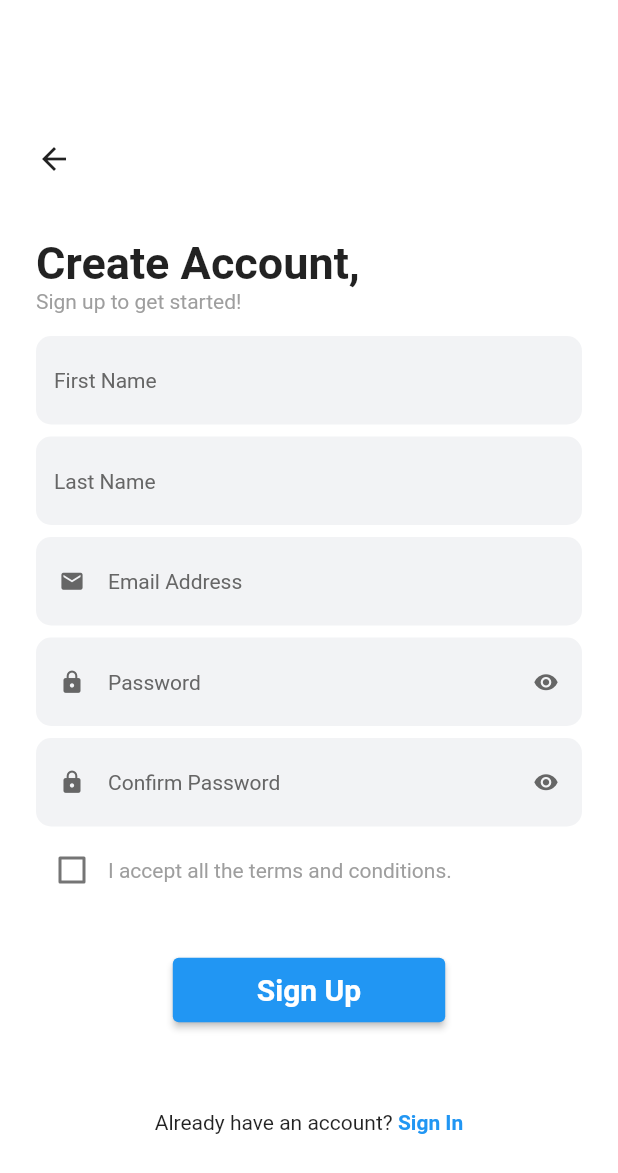
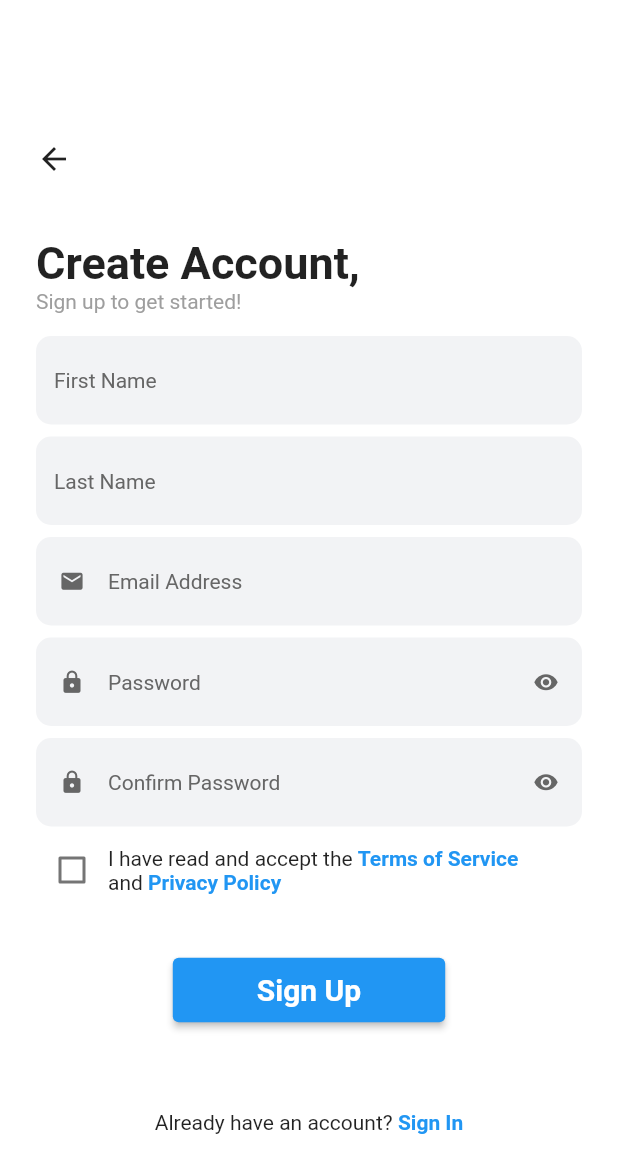
Before and after one commit to Enrickzz/Capstone-Project, a Flutter app: the registration screen opened directly, on a phone screen of 412 x 824 dp. Shown: the top 1173 px of the screen. Run offline on Flutter 3.47's test engine with Material 2 defaults, Android fonts, the phone set to English and light mode, and no system bars; our stand-ins replace cloud_firestore, file_picker, firebase_auth, firebase_core, firebase_database, firebase_storage and 4 more; missing offline and left inert: flutter_facebook_auth, flutter_login_facebook, gender_picker; accounts and stored records are empty; Roboto replaces fonts that are missing (Roboto-Light.ttf).

Commit message:
terms and conditions and privacy policy

```diff
--- a/lib/registration.dart
+++ b/lib/registration.dart
@@ -7,6 +7,8 @@ import 'package:my_app/mainScreen.dart';
 import 'package:my_app/services/auth.dart';
 import 'additional_data_collection.dart';
 import 'package:flutter/gestures.dart';
+
+import 'dialogs/policy_dialog.dart';
 //import 'package:flutter_ecommerce_app/components/AppSignIn.dart';
 
 class registration extends StatefulWidget {
@@ -260,9 +262,45 @@ class _AppSignUpState extends State<registration> {
                                                 checkboxValue = b;
                                               });
                                             }),
-                                        Text("I accept all the terms and conditions.", style: TextStyle(color: Colors.grey),),
+                                        Text.rich(
+                                          TextSpan(
+                                              children: [
+                                                TextSpan(text: "I have read and accept the "),
+                                                TextSpan(
+                                                  text: 'Terms of Service \n',
+                                                  recognizer: TapGestureRecognizer()
+                                                    ..onTap = (){
+                                                      showDialog(
+                                                          context: context,
+                                                          builder: (context) {
+                                                            return PolicyDialog(
+                                                              mdFileName: 'terms_and_conditions.md',
+                                                            );
+                                                          });
+                                                    },
+                                                  style: TextStyle(fontWeight: FontWeight.bold, color: Theme.of(context).accentColor),
+                                                ),
+                                                TextSpan(text: "and "),
+                                                TextSpan(
+                                                  text: 'Privacy Policy',
+                                                  recognizer: TapGestureRecognizer()
+                                                    ..onTap = (){
+                                                      showDialog(
+                                                          context: context,
+                                                          builder: (context) {
+                                                            return PolicyDialog(
+                                                              mdFileName: 'privacy_policy.md',
+                                                        );
+                                                      });
+                                                    },
+                                                  style: TextStyle(fontWeight: FontWeight.bold, color: Theme.of(context).accentColor),
+                                                ),
+                                              ]
+                                          )
+                                        )
                                       ],
                                     ),
+
                                     Container(
                                       padding: EdgeInsets.fromLTRB(15, 0, 0, 0),
                                       alignment: Alignment.centerLeft,
@@ -277,7 +315,7 @@ class _AppSignUpState extends State<registration> {
                               },
                               validator: (value) {
                                 if (!checkboxValue) {
-                                  return 'You need to accept the terms and conditions.';
+                                  return 'You need to accept the Terms of Service and Privacy Policy.';
                                 } else {
                                   return null;
                                 }
--- a/pubspec.yaml
+++ b/pubspec.yaml
@@ -42,6 +42,7 @@ dependencies:
   flutter_signin_button: ^2.0.0
   flutter_login_facebook: ^1.2.0
   flutter_facebook_auth: ^3.5.6
+  flutter_markdown: ^0.4.1
 
   syncfusion_flutter_charts: ^19.1.54
 #  shared_preferences: ^2.0.9
@@ -98,6 +99,7 @@ flutter:
     - assets/fitness_app/tab_3s.png
     - assets/fitness_app/tab_4.png
     - assets/fitness_app/tab_4s.png
+    - assets/
 
   # An image asset can refer to one or more resolution-specific "variants", see
   # https://flutter.dev/assets-and-images/#resolution-aware.
```
Also changed, not shown: lib/dialogs/policy_dialog.dart (added, +73 -0 lines), pubspec.lock, 2 other files.
